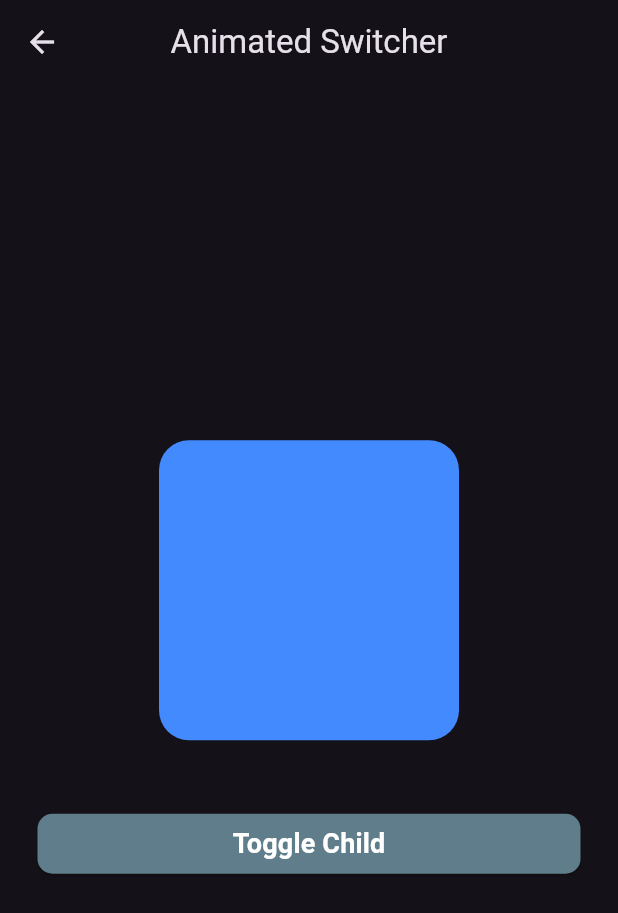
After one commit to PAIshanMadusha/flutter-animations, a Flutter app: the screen it shows after launch, after a tap on "Animated Switcher", on a phone screen of 412 x 824 dp. The commit adds this screen. Shown: the top 913 px of the screen. Run offline on Flutter 3.47's test engine with Material 3 defaults, Android fonts, the phone set to English and light mode, and no system bars.

Commit message:
Animated Switcher Design

```diff
--- /dev/null
+++ b/lib/animations/implict_animations/custom_animated_switcher.dart
@@ -0,0 +1,60 @@
+import 'package:flutter/material.dart';
+import 'package:flutter_animations/reusable_widgets.dart/custom_button.dart';
+
+class CustomAnimatedSwitcher extends StatefulWidget {
+  const CustomAnimatedSwitcher({super.key});
+
+  @override
+  State<CustomAnimatedSwitcher> createState() => _CustomAnimatedSwitcherState();
+}
+
+class _CustomAnimatedSwitcherState extends State<CustomAnimatedSwitcher> {
+  bool _showChild = true;
+
+  void _toggleChild() {
+    setState(() {
+      _showChild = !_showChild;
+    });
+  }
+
+  @override
+  Widget build(BuildContext context) {
+    final double sizedBoxValue = 15;
+    return Scaffold(
+      appBar: AppBar(title: Text("Animated Switcher"), centerTitle: true),
+      body: Padding(
+        padding: EdgeInsets.all(25),
+        child: Column(
+          mainAxisAlignment: MainAxisAlignment.center,
+          children: [
+            AnimatedSwitcher(
+              duration: Duration(seconds: 1),
+              child:
+                  _showChild
+                      ? Container(
+                        key: ValueKey(1),
+                        width: 200,
+                        height: 200,
+                        decoration: BoxDecoration(
+                          color: Colors.blueAccent,
+                          borderRadius: BorderRadius.circular(20),
+                        ),
+                      )
+                      : Container(
+                        key: ValueKey(2),
+                        width: 200,
+                        height: 200,
+                        decoration: BoxDecoration(
+                          color: Colors.red,
+                          borderRadius: BorderRadius.circular(20),
+                        ),
+                      ),
+            ),
+            SizedBox(height: sizedBoxValue * 3),
+            CustomButton(text: "Toggle Child", onTap: _toggleChild),
+          ],
+        ),
+      ),
+    );
+  }
+}
--- a/lib/main/home_page.dart
+++ b/lib/main/home_page.dart
@@ -1,6 +1,7 @@
 import 'package:flutter/material.dart';
 import 'package:flutter_animations/animations/implict_animations/custom_animated_physical_model.dart';
 import 'package:flutter_animations/animations/implict_animations/custom_animated_positioned.dart';
+import 'package:flutter_animations/animations/implict_animations/custom_animated_switcher.dart';
 import 'package:flutter_animations/reusable_widgets.dart/custom_button.dart';
 import 'package:flutter_animations/animations/implict_animations/custom_animated_box.dart';
 import 'package:flutter_animations/animations/implict_animations/custom_animated_button.dart';
@@ -128,6 +129,18 @@ class HomePage extends StatelessWidget {
                   );
                 },
               ),
+              SizedBox(height: sizedBoxValue),
+              CustomButton(
+                text: "Animated Switcher",
+                onTap: () {
+                  Navigator.push(
+                    context,
+                    MaterialPageRoute(
+                      builder: (context) => CustomAnimatedSwitcher(),
+                    ),
+                  );
+                },
+              ),
             ],
           ),
         ),
```
